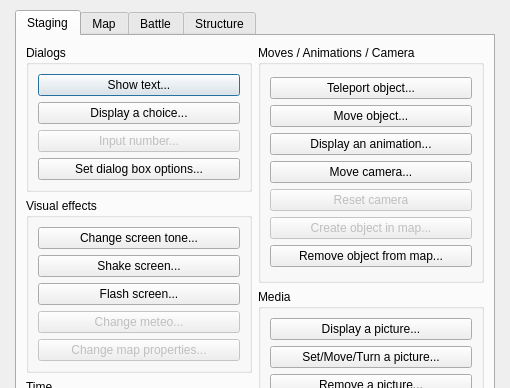
Qt form Editor/Dialogs/dialogcommands.ui (RPG-Paper-Maker/RPG-Paper-Maker) before a commit; both pictures show x 0 to 510 and y 0 to 388 of the 510 by 600 pixel window.
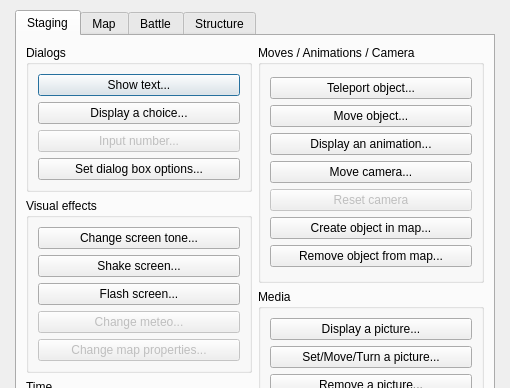
The same form after that commit.

```diff
--- a/Editor/Dialogs/dialogcommands.ui
+++ b/Editor/Dialogs/dialogcommands.ui
@@ -146,7 +146,7 @@
               <item>
                <widget class="QPushButton" name="pushButtonJumpLabel_5">
                 <property name="enabled">
-                 <bool>false</bool>
+                 <bool>true</bool>
                 </property>
                 <property name="text">
                  <string>Create object in map...</string>
```
Left out of the diff: 2 changed lines with no effect on the pictures.
